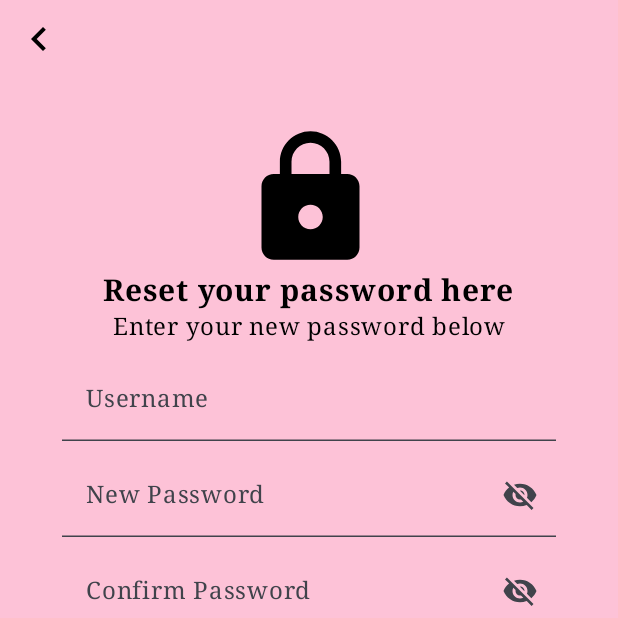
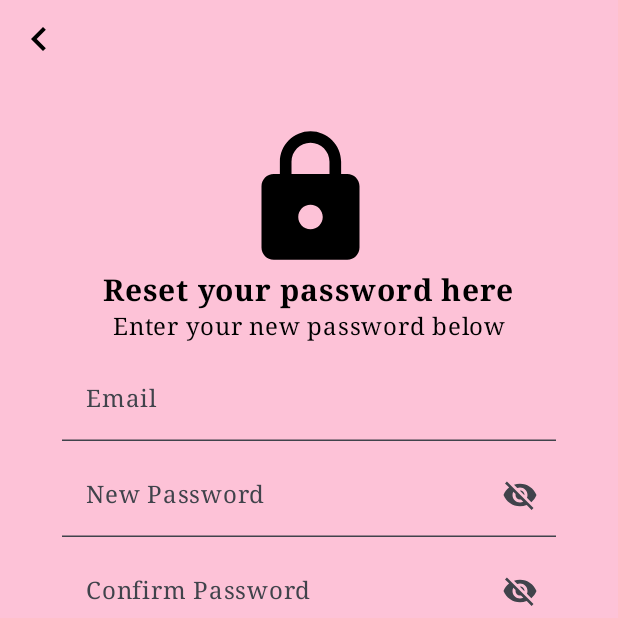
Before and after one commit to EssyLydia/Breast_Cancer_kotlinVersion, an Android app built with Jetpack Compose: the Recover screen opened through its navigation route, on a phone screen of 412 x 824 dp, the top half of it. Run offline under Robolectric (Android 15) with nearby library versions, the light colour scheme and no system bars; our stand-ins replace Firebase (no records; nobody signed in at launch, a user with empty details on screens opened directly).

Commit message:
more app updates

```diff
--- a/app/src/main/java/com/example/cancerapp/screens/recover.kt
+++ b/app/src/main/java/com/example/cancerapp/screens/recover.kt
@@ -63,7 +63,7 @@ import kotlinx.coroutines.launch
 @Composable
 fun Recover(context: Context, coroutine: CoroutineScope, navController: NavController) {
 
-    var username by remember {
+    var email by remember {
         mutableStateOf("")
     }
     var pass by remember {
@@ -145,10 +145,10 @@ fun Recover(context: Context, coroutine: CoroutineScope, navController: NavContr
         item {
 
             Spacer(modifier = Modifier.height(8.dp))
-            TextField(value = username,
+            TextField(value = email,
                 colors=TextFieldDefaults.colors(unfocusedContainerColor = Color.Transparent, focusedContainerColor = Color.Transparent),
-                onValueChange = { username = it },
-                label = { Text(text = "Username") },
+                onValueChange = { email = it },
+                label = { Text(text = "Email") },
                 keyboardOptions = KeyboardOptions(
                     KeyboardCapitalization.None, false, KeyboardType.Email
                 ),
@@ -216,7 +216,7 @@ fun Recover(context: Context, coroutine: CoroutineScope, navController: NavContr
             Button(
                 onClick = {
                     coroutine.launch {
-                        if (username.isNotEmpty())
+                        if (email.isNotEmpty())
                             navController.navigate("Login")
                         else {
                             blankInpt = true
--- /dev/null
+++ b/app/src/main/java/com/example/cancerapp/screens/report.kt
@@ -0,0 +1 @@
+package com.example.cancerapp.screens
```
Also changed, not shown: app/src/main/java/com/example/cancerapp/screens/login.kt (+30 -18 lines), app/src/main/java/com/example/cancerapp/screens/signup.kt (+36 -1 lines), 1 other file.
